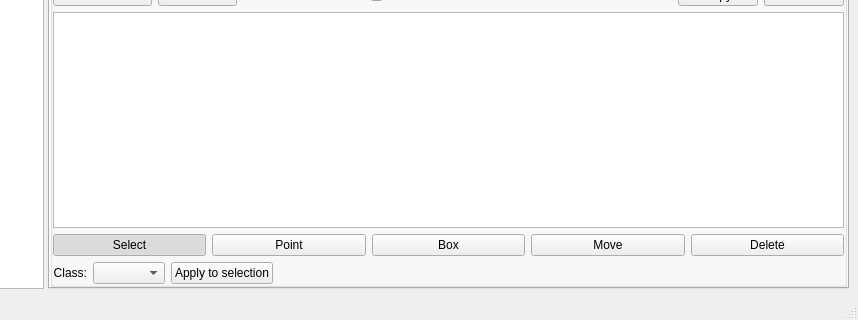
yquemener/OpenArmVision, file visionUI/mainwindow.ui: the form before one commit; both pictures show x 305 to 1163 and y 439 to 759 of the 1163 by 759 pixel window.
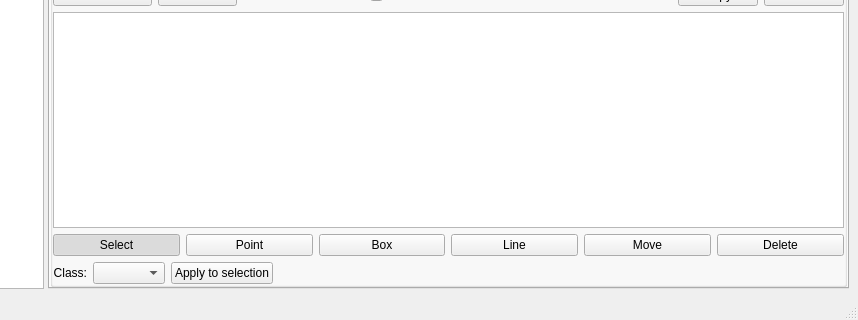
The form after the commit.

Commit message: A few rewrites, added drag n drop rectangles creation, added lines creation

What changed in the file:
```diff
--- a/visionUI/mainwindow.ui
+++ b/visionUI/mainwindow.ui
@@ -566,6 +566,19 @@
                 </property>
                </widget>
               </item>
+              <item>
+               <widget class="QPushButton" name="lineButton">
+                <property name="text">
+                 <string>Line</string>
+                </property>
+                <property name="checkable">
+                <bool>true</bool>
+                </property>
+                <property name="autoExclusive">
+                    <bool>true</bool>
+                </property>
+               </widget>
+              </item>
               <item>
                <widget class="QPushButton" name="movePointButton">
                 <property name="text">
```
The commit also changes 1 other file.
